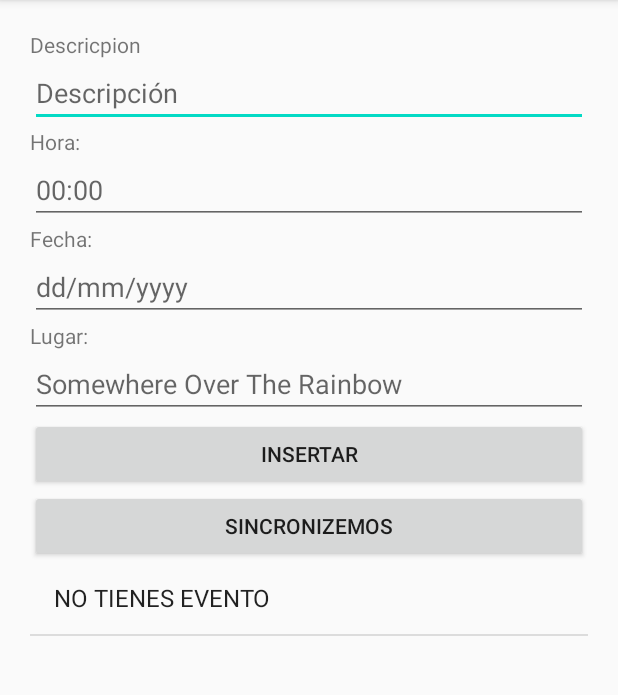
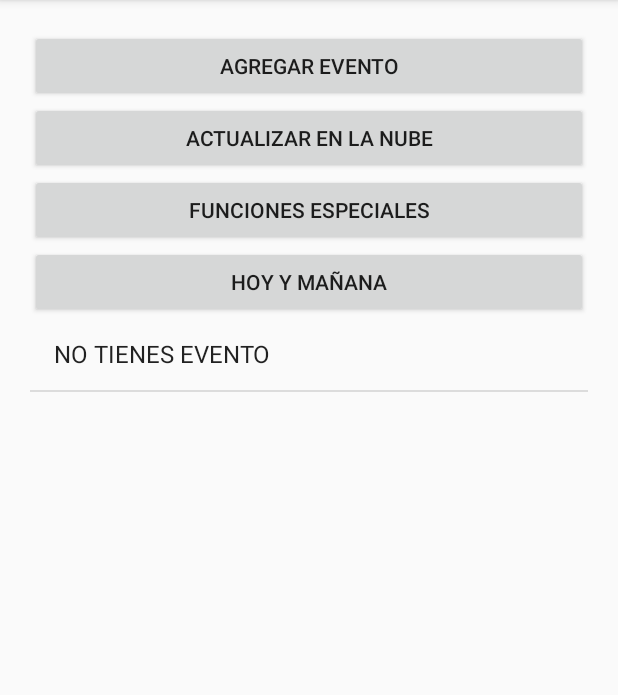
Before and after one commit to caalbecerraen/LADM_U3_EJERCICIO5, an Android app: the screen it shows after launch (MainActivity), on a phone screen of 412 x 824 dp, the part 84-779 px from its top. Run offline under Robolectric (Android 15) with nearby library versions, the phone set to English and light mode, and no system bars; our stand-ins replace Firebase (no records; nobody signed in at launch, a user with empty details on screens opened directly).

Commit message:
Nuevas funciones

```diff
--- a/app/src/main/AndroidManifest.xml
+++ b/app/src/main/AndroidManifest.xml
@@ -9,7 +9,11 @@
         android:roundIcon="@mipmap/ic_launcher_round"
         android:supportsRtl="true"
         android:theme="@style/AppTheme">
-        <activity android:name=".MainActivity2"></activity>
+        <activity android:name=".MainActivity6"></activity>
+        <activity android:name=".MainActivity5" />
+        <activity android:name=".MainActivity4" />
+        <activity android:name=".MainActivity3" />
+        <activity android:name=".MainActivity2" />
         <activity android:name=".MainActivity">
             <intent-filter>
                 <action android:name="android.intent.action.MAIN" />
--- a/app/src/main/java/mx/tecnm/tepic/ladm_u3_ejercicio5/MainActivity2.kt
+++ b/app/src/main/java/mx/tecnm/tepic/ladm_u3_ejercicio5/MainActivity2.kt
@@ -14,6 +14,11 @@ class MainActivity2 : AppCompatActivity() {
     override fun onCreate(savedInstanceState: Bundle?) {
         super.onCreate(savedInstanceState)
         setContentView(R.layout.activity_main2)
+        act2reg.setOnClickListener{
+            var ventana= Intent(this,MainActivity::class.java)
+            startActivity(ventana)
+            finish()
+        }
         var extra=intent.extras
         id=extra!!.getString("id")!!
         try {
--- a/app/src/main/res/layout/activity_main.xml
+++ b/app/src/main/res/layout/activity_main.xml
@@ -8,67 +8,31 @@
     android:orientation="vertical"
     android:padding="20dp">
 ///////////////////////////////Descripcion del evento
-    <TextView
-        android:layout_width="wrap_content"
-        android:layout_height="wrap_content"
-        android:text="Descricpion" />
-    <EditText
-        android:layout_width="match_parent"
-        android:layout_height="wrap_content"
-        android:hint="Descripción"
-        android:id="@+id/evtDes"
-        android:inputType="textImeMultiLine"
-        />
-    ///////////////////////////////Hora
-    <TextView
-        android:layout_width="wrap_content"
-        android:layout_height="wrap_content"
-        android:text="Hora:" />
-    <EditText
-        android:layout_width="match_parent"
-        android:layout_height="wrap_content"
-        android:hint="00:00"
-        android:inputType="time"
-        android:id="@+id/evtHour"
-        />
-    ///////////////////////////////Fecha
-    <TextView
-        android:layout_width="wrap_content"
-        android:layout_height="wrap_content"
-        android:text="Fecha:" />
-    <EditText
-        android:layout_width="match_parent"
-        android:layout_height="wrap_content"
-        android:hint="dd/mm/yyyy"
-        android:inputType="date"
-        android:id="@+id/evtFecha"
-        />
-    ///////////////////////////////Lugar
-    <TextView
-        android:layout_width="wrap_content"
-        android:layout_height="wrap_content"
-        android:text="Lugar:" />
-    <EditText
-        android:layout_width="match_parent"
-        android:layout_height="wrap_content"
-        android:hint="Somewhere Over The Rainbow"
-        android:id="@+id/evtLugar"
-        />
-    ///////////////////////////////BOTONES
     <Button
         android:layout_width="match_parent"
         android:layout_height="wrap_content"
-        android:text="Insertar"
-        android:id="@+id/btnInser"/>
+        android:text="Agregar Evento"
+        android:id="@+id/btnagEvent"
+        />
     <Button
         android:layout_width="match_parent"
         android:layout_height="wrap_content"
-        android:text="Sincronizemos"
+        android:text="Actualizar en la nube"
         android:id="@+id/btnSinc"/>
+    <Button
+        android:layout_width="match_parent"
+        android:layout_height="wrap_content"
+        android:text="Funciones especiales"
+        android:id="@+id/btnesp"/>
+    <Button
+        android:layout_width="match_parent"
+        android:layout_height="wrap_content"
+        android:text="Hoy y Mañana"
+        android:id="@+id/btn1fech"/>
     <ListView
         android:layout_width="match_parent"
         android:layout_height="match_parent"
-        android:id="@+id/Lista"/>
-
+        android:id="@+id/Lista"
+        />
     //Lugar Hora Fecha Descripcion
 </LinearLayout>
--- a/app/src/main/res/layout/activity_main2.xml
+++ b/app/src/main/res/layout/activity_main2.xml
@@ -63,5 +63,9 @@
         android:layout_height="wrap_content"
         android:text="Cerrar"
         android:id="@+id/btnCerrar"></Button>
-
+    <Button
+        android:layout_width="match_parent"
+        android:layout_height="wrap_content"
+        android:text="Regresar"
+        android:id="@+id/act2reg"/>
 </LinearLayout>
```
Also changed, not shown: app/src/main/java/mx/tecnm/tepic/ladm_u3_ejercicio5/MainActivity.kt (+36 -41 lines), app/src/main/res/values/strings.xml (+11 -0 lines).
